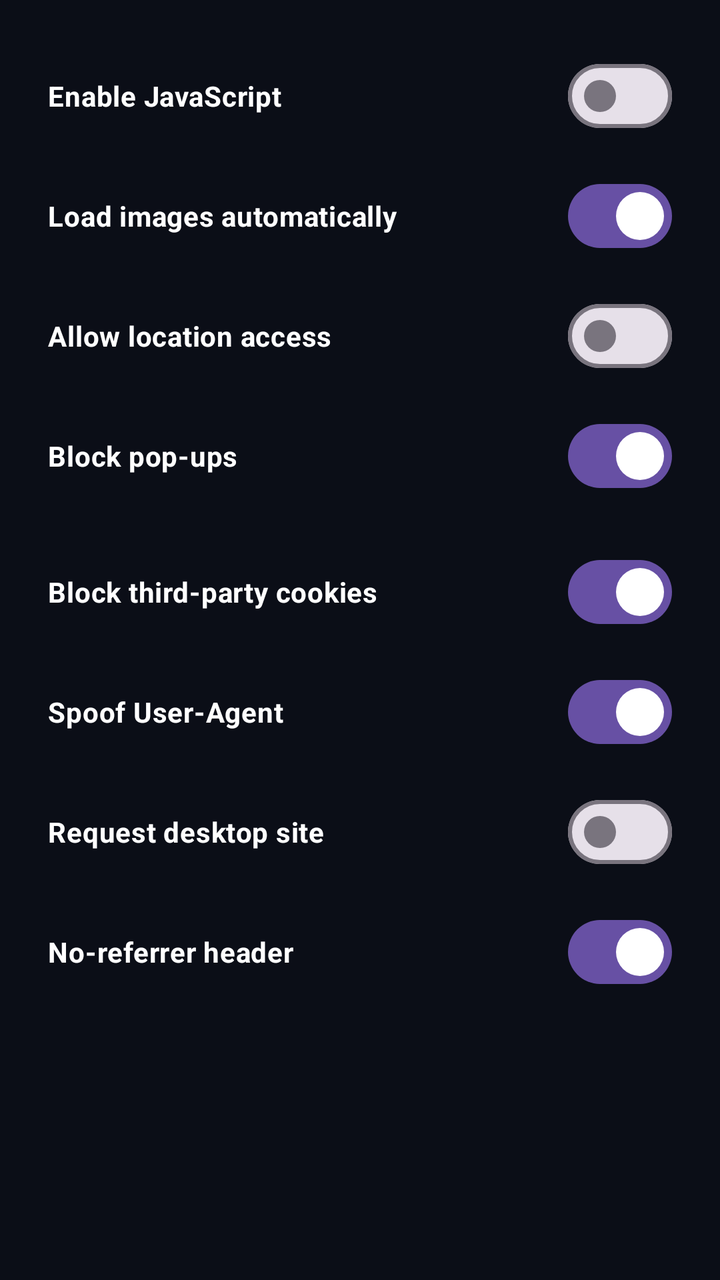
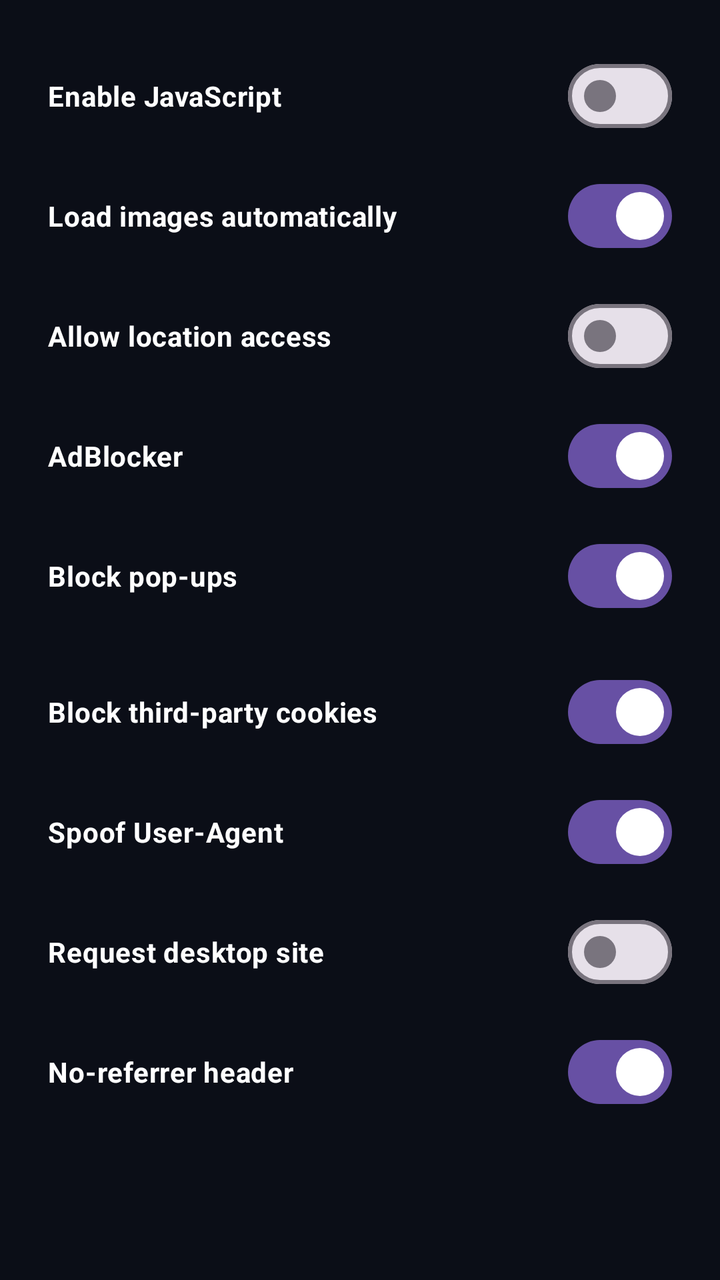

An Android layout rendered at two revisions. The XML below is the earlier revision; the diff shows what the commit changed to produce the second picture.
<!-- AndroidManifest.xml: application theme Theme.ArguesEye -->
<!-- res/layout/sandbox_settings.xml -->
<?xml version="1.0" encoding="utf-8"?>
<ScrollView xmlns:android="http://schemas.android.com/apk/res/android"
    android:layout_width="match_parent"
    android:layout_height="match_parent"
    android:background="@color/bg_primary">

    <LinearLayout
        android:layout_width="match_parent"
        android:layout_height="match_parent"
        android:orientation="vertical"
        android:padding="24dp">

        <com.google.android.material.materialswitch.MaterialSwitch
            android:id="@+id/switch_js"
            android:layout_width="match_parent"
            android:layout_height="wrap_content"
            android:text="Enable JavaScript"
            android:textStyle="bold"
            android:textColor="@color/white"
            android:layout_marginBottom="12dp"/>

        <com.google.android.material.materialswitch.MaterialSwitch
            android:id="@+id/switch_images"
            android:layout_width="match_parent"
            android:layout_height="wrap_content"
            android:text="Load images automatically"
            android:checked="true"
            android:textStyle="bold"
            android:textColor="@color/white"
            android:layout_marginBottom="12dp"/>

        <com.google.android.material.materialswitch.MaterialSwitch
            android:id="@+id/switch_location"
            android:layout_width="match_parent"
            android:layout_height="wrap_content"
            android:text="Allow location access"
            android:textStyle="bold"
            android:textColor="@color/white"
            android:layout_marginBottom="12dp"/>

        <com.google.android.material.materialswitch.MaterialSwitch
            android:id="@+id/switch_popup_block"
            android:layout_width="match_parent"
            android:layout_height="wrap_content"
            android:text="Block pop-ups"
            android:checked="true"
            android:textStyle="bold"
            android:textColor="@color/white"
            android:layout_marginBottom="20dp"/>

        
        <com.google.android.material.materialswitch.MaterialSwitch
            android:id="@+id/switch_third_party_cookies"
            android:layout_width="match_parent"
            android:layout_height="wrap_content"
            android:text="Block third-party cookies"
            android:checked="true"
            android:textStyle="bold"
            android:textColor="@color/white"
            android:layout_marginBottom="12dp"/>

        <com.google.android.material.materialswitch.MaterialSwitch
            android:id="@+id/switch_spoof_ua"
            android:layout_width="match_parent"
            android:layout_height="wrap_content"
            android:text="Spoof User-Agent"
            android:checked="true"
            android:textStyle="bold"
            android:textColor="@color/white"
            android:layout_marginBottom="12dp"/>

        <com.google.android.material.materialswitch.MaterialSwitch
            android:id="@+id/switch_desktop"
            android:layout_width="match_parent"
            android:layout_height="wrap_content"
            android:text="Request desktop site"
            android:textStyle="bold"
            android:textColor="@color/white"
            android:layout_marginBottom="12dp"/>

        <com.google.android.material.materialswitch.MaterialSwitch
            android:id="@+id/switch_no_referrer"
            android:layout_width="match_parent"
            android:layout_height="wrap_content"
            android:text="No-referrer header"
            android:textStyle="bold"
            android:textColor="@color/white"
            android:checked="true"/>

    </LinearLayout>
</ScrollView>
<!-- resources referenced by this layout -->
<resources>
  <color name="bg_primary">#0B0E17</color>
  <color name="white">#FFFFFFFF</color>
  <style name="Theme.ArguesEye" parent="Base.Theme.ArguesEye" />
  <style name="Base.Theme.ArguesEye" parent="Theme.Material3.DayNight.NoActionBar">
          
          
      </style>
</resources>

<!-- the commit's change to res/layout/sandbox_settings.xml (unified diff, before → after) -->
@@ -34,6 +34,16 @@
             android:layout_width="match_parent"
             android:layout_height="wrap_content"
             android:text="Allow location access"
+            android:textStyle="bold"
+            android:textColor="@color/white"
+            android:layout_marginBottom="12dp"/>
+
+        <com.google.android.material.materialswitch.MaterialSwitch
+            android:id="@+id/switch_adblocker"
+            android:layout_width="match_parent"
+            android:layout_height="wrap_content"
+            android:text="AdBlocker"
+            android:checked="true"
             android:textStyle="bold"
             android:textColor="@color/white"
             android:layout_marginBottom="12dp"/>
